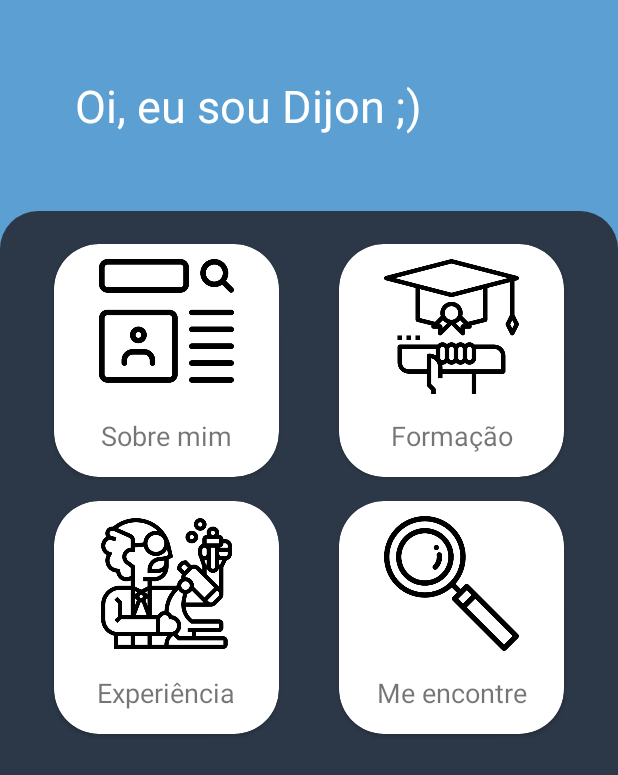
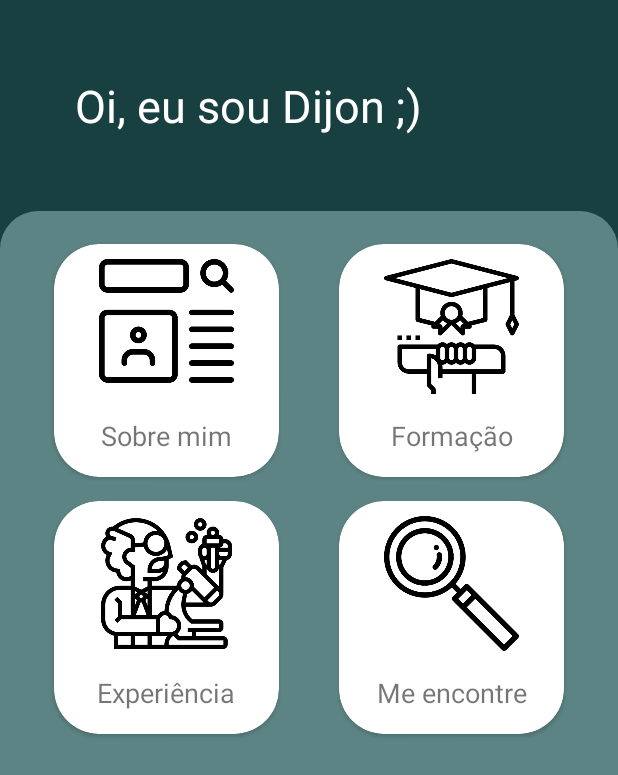
Before and after one commit to dijoncavalcante/about-me, an Android app: the screen it shows after launch (MainActivity), on a phone screen of 412 x 824 dp. Shown: the top 775 px of the screen. Run offline under Robolectric (Android 15) with nearby library versions, the phone set to English and light mode, and no system bars; Roboto replaces fonts that are not available here.

Commit message:
chore: Theme Updating to use new colors

```diff
--- a/app/src/main/res/drawable/bg_home_radius_container_top.xml
+++ b/app/src/main/res/drawable/bg_home_radius_container_top.xml
@@ -2,7 +2,7 @@
 <layer-list xmlns:android="http://schemas.android.com/apk/res/android">
     <item>
         <shape android:shape="rectangle">
-            <solid android:color="@color/app_second" />
+            <solid android:color="@color/app_primary_green_3" />
 
             <corners
                 android:bottomLeftRadius="0dp"
--- a/app/src/main/res/layout/activity_main.xml
+++ b/app/src/main/res/layout/activity_main.xml
@@ -4,13 +4,14 @@
     xmlns:tools="http://schemas.android.com/tools"
     android:layout_width="match_parent"
     android:layout_height="match_parent"
-    android:background="@color/app_primary_500"
+    android:background="@color/app_primary_green_1"
     tools:context=".MainActivity">
 
     <com.google.android.material.appbar.AppBarLayout
         android:layout_width="match_parent"
         android:layout_height="wrap_content"
         android:theme="@style/ThemeOverlay.AppCompat.Dark"
+        android:background="@color/app_primary_green_1"
         app:elevation="0dp">
 
         <TextView
--- a/app/src/main/res/values-night/themes.xml
+++ b/app/src/main/res/values-night/themes.xml
@@ -2,8 +2,8 @@
     <!-- Base application theme. -->
     <style name="Theme.AboutMe" parent="Theme.MaterialComponents.DayNight.NoActionBar">
         <!-- Primary brand color. -->
-        <item name="colorPrimary">@color/app_primary_night</item>
-        <item name="colorPrimaryVariant">@color/purple_700</item>
+        <item name="colorPrimary">@color/app_primary_green_3</item>
+        <item name="colorPrimaryVariant">@color/app_primary_green_3</item>
         <item name="colorOnPrimary">@color/black</item>
         <!-- Secondary brand color. -->
         <item name="colorSecondary">@color/teal_200</item>
--- a/app/src/main/res/values/themes.xml
+++ b/app/src/main/res/values/themes.xml
@@ -2,8 +2,8 @@
     <!-- Base application theme. -->
     <style name="Theme.AboutMe" parent="Theme.MaterialComponents.DayNight.NoActionBar">
         <!-- Primary brand color. -->
-        <item name="colorPrimary">@color/app_primary_500</item>
-        <item name="colorPrimaryVariant">@color/purple_700</item>
+        <item name="colorPrimary">@color/app_primary_green_3</item>
+        <item name="colorPrimaryVariant">@color/app_primary_green_3</item>
         <item name="colorOnPrimary">@color/white</item>
         <!-- Secondary brand color. -->
         <item name="colorSecondary">@color/app_primary_night</item>
```
